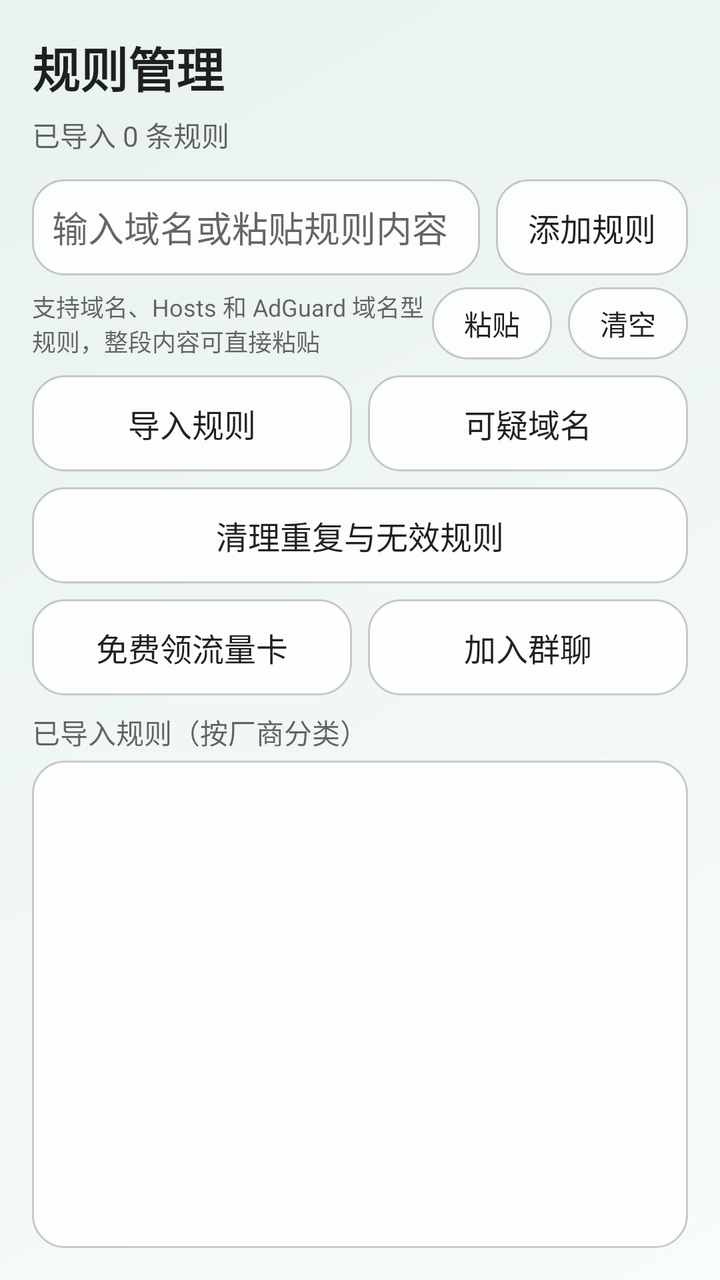
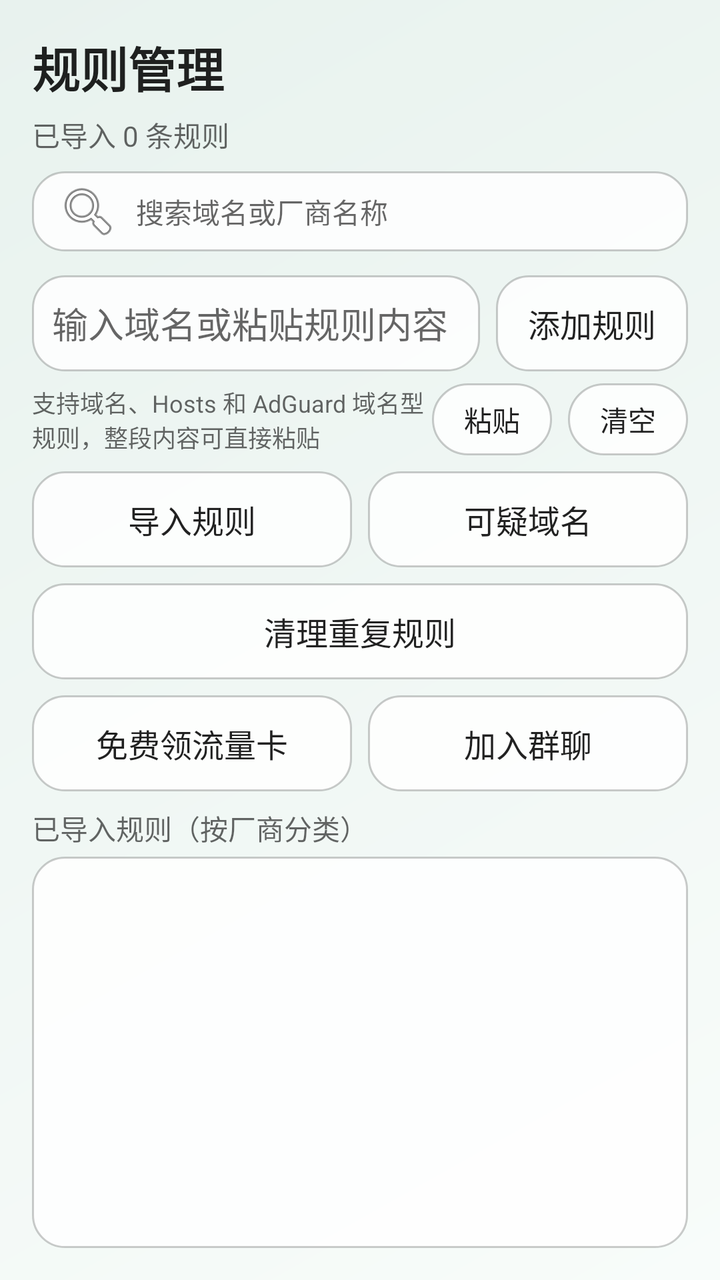

Screens rendered from an Android XML layout before and after an edit, with the pre-edit source and the edit as a unified diff.
<!-- AndroidManifest.xml: application theme Theme.HanFengAdBlock -->
<!-- res/layout/fragment_rules.xml -->
<?xml version="1.0" encoding="utf-8"?>
<FrameLayout xmlns:android="http://schemas.android.com/apk/res/android"
    android:layout_width="match_parent"
    android:layout_height="match_parent">

    <ImageView
        android:id="@+id/rulesBackground"
        android:layout_width="match_parent"
        android:layout_height="match_parent"
        android:contentDescription="规则页背景图"
        android:scaleType="centerCrop"
        android:src="@drawable/bg_fallback_rules" />

    <LinearLayout
        android:id="@+id/rulesContent"
        android:layout_width="match_parent"
        android:layout_height="match_parent"
        android:orientation="vertical"
        android:padding="16dp">

        <TextView
            android:layout_width="wrap_content"
            android:layout_height="wrap_content"
            android:text="规则管理"
            android:textColor="@color/hf_text_primary"
            android:textSize="24sp"
            android:textStyle="bold" />

        <TextView
            android:id="@+id/ruleSummary"
            android:layout_width="wrap_content"
            android:layout_height="wrap_content"
            android:layout_marginTop="6dp"
            android:text="已导入 0 条规则"
            android:textColor="@color/hf_text_secondary"
            android:textSize="14sp" />

        <LinearLayout
            android:layout_width="match_parent"
            android:layout_height="wrap_content"
            android:layout_marginTop="12dp"
            android:orientation="horizontal">

            <EditText
                android:id="@+id/inputRule"
                android:layout_width="0dp"
                android:layout_height="48dp"
                android:layout_weight="1"
                android:background="@drawable/bg_panel"
                android:gravity="center_vertical"
                android:hint="输入域名或粘贴规则内容"
                android:imeOptions="actionDone"
                android:inputType="textUri"
                android:padding="10dp"
                android:textColor="@color/hf_text_primary"
                android:textColorHint="@color/hf_text_secondary" />

            <Space
                android:layout_width="8dp"
                android:layout_height="1dp" />

            <Button
                android:id="@+id/btnAddRule"
                android:layout_width="wrap_content"
                android:layout_height="48dp"
                android:background="@drawable/bg_panel"
                android:backgroundTint="@null"
                android:minWidth="84dp"
                android:paddingHorizontal="16dp"
                android:text="添加规则"
                android:textAllCaps="false"
                android:textColor="@color/hf_text_primary"
                android:textSize="16sp" />
        </LinearLayout>

        <LinearLayout
            android:layout_width="match_parent"
            android:layout_height="wrap_content"
            android:layout_marginTop="6dp"
            android:gravity="center_vertical"
            android:orientation="horizontal">

            <TextView
                android:id="@+id/ruleInputHint"
                android:layout_width="0dp"
                android:layout_height="wrap_content"
                android:layout_weight="1"
                android:text="支持域名、Hosts 和 AdGuard 域名型规则，整段内容可直接粘贴"
                android:textColor="@color/hf_text_secondary"
                android:textSize="12sp" />

            <Button
                android:id="@+id/btnPasteRule"
                android:layout_width="wrap_content"
                android:layout_height="36dp"
                android:background="@drawable/bg_button"
                android:backgroundTint="@null"
                android:minWidth="56dp"
                android:text="粘贴"
                android:textAllCaps="false"
                android:textColor="@color/hf_text_primary"
                android:textSize="14sp" />

            <Space
                android:layout_width="8dp"
                android:layout_height="1dp" />

            <Button
                android:id="@+id/btnClearInput"
                android:layout_width="wrap_content"
                android:layout_height="36dp"
                android:background="@drawable/bg_button"
                android:backgroundTint="@null"
                android:minWidth="56dp"
                android:text="清空"
                android:textAllCaps="false"
                android:textColor="@color/hf_text_primary"
                android:textSize="14sp" />
        </LinearLayout>

        <LinearLayout
            android:layout_width="match_parent"
            android:layout_height="wrap_content"
            android:layout_marginTop="8dp"
            android:orientation="horizontal">

            <Button
                android:id="@+id/btnRuleActions"
                android:layout_width="0dp"
                android:layout_height="48dp"
                android:layout_weight="1"
                android:background="@drawable/bg_panel"
                android:backgroundTint="@null"
                android:text="导入规则"
                android:textAllCaps="false"
                android:textColor="@color/hf_text_primary"
                android:textSize="16sp" />

            <Space
                android:layout_width="8dp"
                android:layout_height="1dp" />

            <Button
                android:id="@+id/btnSuspiciousDomains"
                android:layout_width="0dp"
                android:layout_height="48dp"
                android:layout_weight="1"
                android:background="@drawable/bg_panel"
                android:backgroundTint="@null"
                android:text="可疑域名"
                android:textAllCaps="false"
                android:textColor="@color/hf_text_primary"
                android:textSize="16sp" />
        </LinearLayout>

        <LinearLayout
            android:layout_width="match_parent"
            android:layout_height="wrap_content"
            android:layout_marginTop="8dp"
            android:orientation="horizontal">

            <Button
                android:id="@+id/btnFilter"
                android:layout_width="match_parent"
                android:layout_height="48dp"
                android:background="@drawable/bg_panel"
                android:backgroundTint="@null"
                android:text="清理重复与无效规则"
                android:textAllCaps="false"
                android:textColor="@color/hf_text_primary"
                android:textSize="16sp" />
        </LinearLayout>

        <LinearLayout
            android:layout_width="match_parent"
            android:layout_height="wrap_content"
            android:layout_marginTop="8dp"
            android:orientation="horizontal">

            <Button
                android:id="@+id/btnTrafficCard"
                android:layout_width="0dp"
                android:layout_height="48dp"
                android:layout_weight="1"
                android:background="@drawable/bg_panel"
                android:backgroundTint="@null"
                android:text="免费领流量卡"
                android:textAllCaps="false"
                android:textColor="@color/hf_text_primary"
                android:textSize="16sp" />

            <Space
                android:layout_width="8dp"
                android:layout_height="1dp" />

            <Button
                android:id="@+id/btnJoinGroup"
                android:layout_width="0dp"
                android:layout_height="48dp"
                android:layout_weight="1"
                android:background="@drawable/bg_panel"
                android:backgroundTint="@null"
                android:text="加入群聊"
                android:textAllCaps="false"
                android:textColor="@color/hf_text_primary"
                android:textSize="16sp" />
        </LinearLayout>

        <LinearLayout
            android:id="@+id/selectionBar"
            android:layout_width="match_parent"
            android:layout_height="wrap_content"
            android:layout_marginTop="8dp"
            android:background="@drawable/bg_panel"
            android:gravity="center_vertical"
            android:orientation="horizontal"
            android:paddingHorizontal="12dp"
            android:paddingVertical="10dp"
            android:visibility="gone">

            <TextView
                android:id="@+id/selectionCount"
                android:layout_width="0dp"
                android:layout_height="wrap_content"
                android:layout_weight="1"
                android:text="已选择 0 项"
                android:textColor="@color/hf_text_primary"
                android:textSize="14sp" />

            <Button
                android:id="@+id/btnSelectAll"
                android:layout_width="wrap_content"
                android:layout_height="36dp"
                android:background="@drawable/bg_button"
                android:backgroundTint="@null"
                android:minWidth="56dp"
                android:paddingHorizontal="12dp"
                android:text="全选"
                android:textAllCaps="false"
                android:textColor="@color/hf_text_primary"
                android:textSize="14sp" />

            <Space
                android:layout_width="8dp"
                android:layout_height="1dp" />

            <Button
                android:id="@+id/btnDeleteSelected"
                android:layout_width="wrap_content"
                android:layout_height="36dp"
                android:background="@drawable/bg_button"
                android:backgroundTint="@null"
                android:minWidth="72dp"
                android:paddingHorizontal="12dp"
                android:text="删除所选"
                android:textAllCaps="false"
                android:textColor="@color/hf_text_primary"
                android:textSize="14sp" />

            <Space
                android:layout_width="8dp"
                android:layout_height="1dp" />

            <Button
                android:id="@+id/btnCancelSelection"
                android:layout_width="wrap_content"
                android:layout_height="36dp"
                android:background="@drawable/bg_button"
                android:backgroundTint="@null"
                android:minWidth="56dp"
                android:paddingHorizontal="12dp"
                android:text="取消"
                android:textAllCaps="false"
                android:textColor="@color/hf_text_primary"
                android:textSize="14sp" />
        </LinearLayout>

        <TextView
            android:layout_width="wrap_content"
            android:layout_height="wrap_content"
            android:layout_marginTop="8dp"
            android:text="已导入规则（按厂商分类）"
            android:textColor="@color/hf_text_secondary"
            android:textSize="14sp" />

        <FrameLayout
            android:layout_width="match_parent"
            android:layout_height="0dp"
            android:layout_marginTop="4dp"
            android:layout_weight="1"
            android:background="@drawable/bg_panel"
            android:padding="8dp">

            <androidx.recyclerview.widget.RecyclerView
                android:id="@+id/ruleList"
                android:layout_width="match_parent"
                android:layout_height="match_parent"
                android:clipToPadding="false"
                android:paddingBottom="16dp" />
        </FrameLayout>
    </LinearLayout>
</FrameLayout>
<!-- resources referenced by this layout -->
<resources>
  <color name="hf_text_primary">#DE000000</color>
  <color name="hf_text_secondary">#99000000</color>
  <!-- drawable bg_button (drawable) -->
  <?xml version="1.0" encoding="utf-8"?>
  <selector xmlns:android="http://schemas.android.com/apk/res/android">
      <item android:state_pressed="true" android:drawable="@drawable/bg_button_pressed" />
      <item android:state_focused="true" android:drawable="@drawable/bg_button_pressed" />
      <item android:state_selected="true" android:drawable="@drawable/bg_button_pressed" />
      <item android:drawable="@drawable/bg_button_default" />
  </selector>
  <!-- drawable bg_fallback_rules (drawable) -->
  <?xml version="1.0" encoding="utf-8"?>
  <shape xmlns:android="http://schemas.android.com/apk/res/android">
      <gradient
          android:angle="135"
          android:endColor="#FFE8F2EE"
          android:startColor="#FFF8FCFA" />
  </shape>
  <!-- drawable bg_panel (drawable) -->
  <?xml version="1.0" encoding="utf-8"?>
  <shape xmlns:android="http://schemas.android.com/apk/res/android">
      <solid android:color="@color/hf_surface" />
      <corners android:radius="16dp" />
      <stroke
          android:width="1dp"
          android:color="@color/hf_border" />
  </shape>
  <!-- drawable bg_button_pressed (drawable) -->
  <?xml version="1.0" encoding="utf-8"?>
  <shape xmlns:android="http://schemas.android.com/apk/res/android">
      <solid android:color="@color/hf_surface_strong" />
      <corners android:radius="30dp" />
      <stroke
          android:width="1dp"
          android:color="@color/hf_border" />
  </shape>
  <!-- drawable bg_button_default (drawable) -->
  <?xml version="1.0" encoding="utf-8"?>
  <shape xmlns:android="http://schemas.android.com/apk/res/android">
      <solid android:color="@color/hf_surface" />
      <corners android:radius="30dp" />
      <stroke
          android:width="1dp"
          android:color="@color/hf_border" />
  </shape>
  <color name="hf_surface">#D9FFFFFF</color>
  <color name="hf_border">#33000000</color>
  <style name="Widget.HanFeng.Button" parent="Widget.AppCompat.Button">
          <item name="android:background">@drawable/bg_panel</item>
          <item name="android:backgroundTint">@null</item>
          <item name="backgroundTint">@null</item>
          <item name="android:textColor">@color/hf_text_primary</item>
          <item name="android:textAllCaps">false</item>
          <item name="android:minHeight">0dp</item>
          <item name="android:minWidth">0dp</item>
          <item name="android:paddingLeft">16dp</item>
          <item name="android:paddingRight">16dp</item>
      </style>
  <style name="Widget.HanFeng.MaterialButton" parent="Widget.Material3.Button">
          <item name="android:background">@drawable/bg_panel</item>
          <item name="backgroundTint">@color/hf_surface</item>
          <item name="strokeColor">@color/hf_border</item>
          <item name="strokeWidth">1dp</item>
          <item name="android:textColor">@color/hf_text_primary</item>
          <item name="android:textAllCaps">false</item>
          <item name="cornerRadius">16dp</item>
      </style>
  <color name="hf_surface_strong">#E8FFFFFF</color>
  <!-- unchanged entries left out for length: 1 -->
</resources>

<!-- the commit's change to res/layout/fragment_rules.xml (unified diff, before → after) -->
@@ -35,6 +35,23 @@
             android:textColor="@color/hf_text_secondary"
             android:textSize="14sp" />
 
+        <EditText
+            android:id="@+id/inputSearch"
+            android:layout_width="match_parent"
+            android:layout_height="40dp"
+            android:layout_marginTop="8dp"
+            android:background="@drawable/bg_panel"
+            android:drawableStart="@android:drawable/ic_menu_search"
+            android:drawablePadding="8dp"
+            android:hint="搜索域名或厂商名称"
+            android:imeOptions="actionSearch"
+            android:inputType="text"
+            android:maxLines="1"
+            android:paddingHorizontal="12dp"
+            android:textColor="@color/hf_text_primary"
+            android:textColorHint="@color/hf_text_secondary"
+            android:textSize="14sp" />
+
         <LinearLayout
             android:layout_width="match_parent"
             android:layout_height="wrap_content"
@@ -165,7 +182,7 @@
                 android:layout_height="48dp"
                 android:background="@drawable/bg_panel"
                 android:backgroundTint="@null"
-                android:text="清理重复与无效规则"
+                android:text="清理重复规则"
                 android:textAllCaps="false"
                 android:textColor="@color/hf_text_primary"
                 android:textSize="16sp" />
